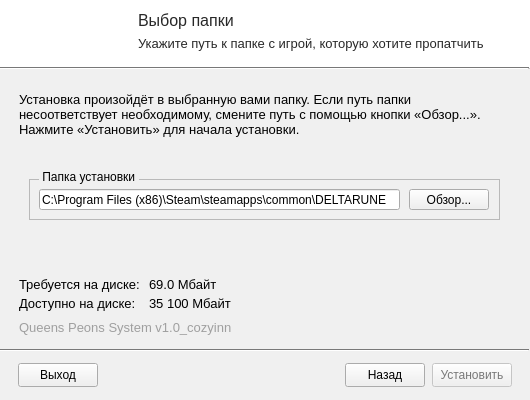
Before: the Qt Designer form form.ui in Cozy-Inn/GUI-PatcherDelta.py, drawn with Qt 5.
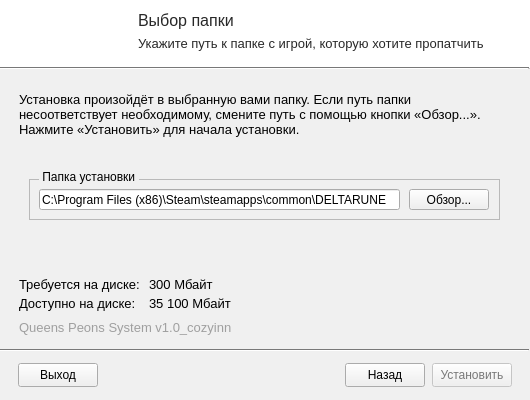
After: the same form once the commit is applied. The open tabs and pages were chosen to show the change. Icons and pictures are not drawn.

The edit to the form file:
```diff
--- a/form.ui
+++ b/form.ui
@@ -2153,7 +2153,7 @@
        </font>
       </property>
       <property name="text">
-       <string>69.0 Мбайт</string>
+       <string>300 Мбайт</string>
       </property>
      </widget>
      <widget class="QLabel" name="roflcopyright_path">
```
